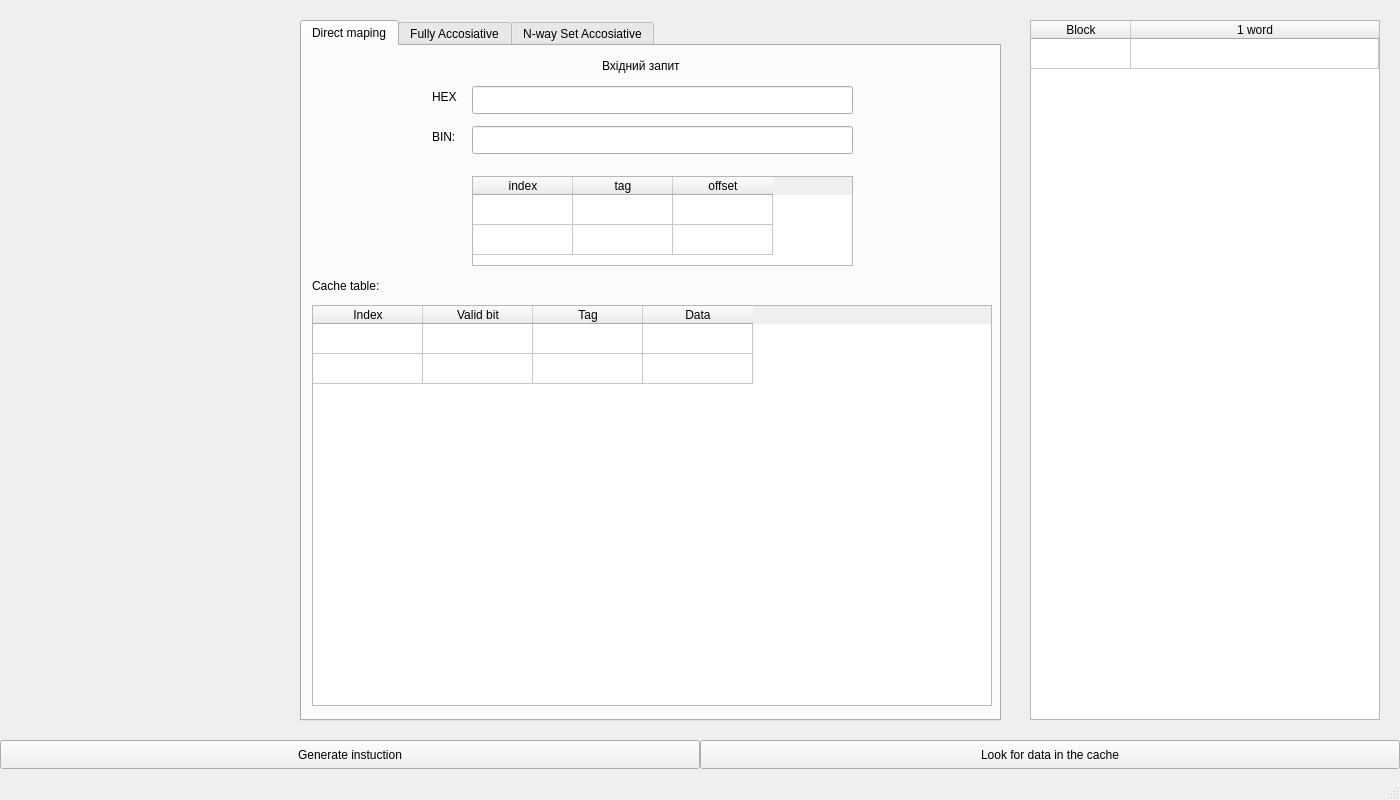
This is mainwindow.ui in MrSal0/cache_emulator as Qt 5 draws it before an edit. The edited form follows.
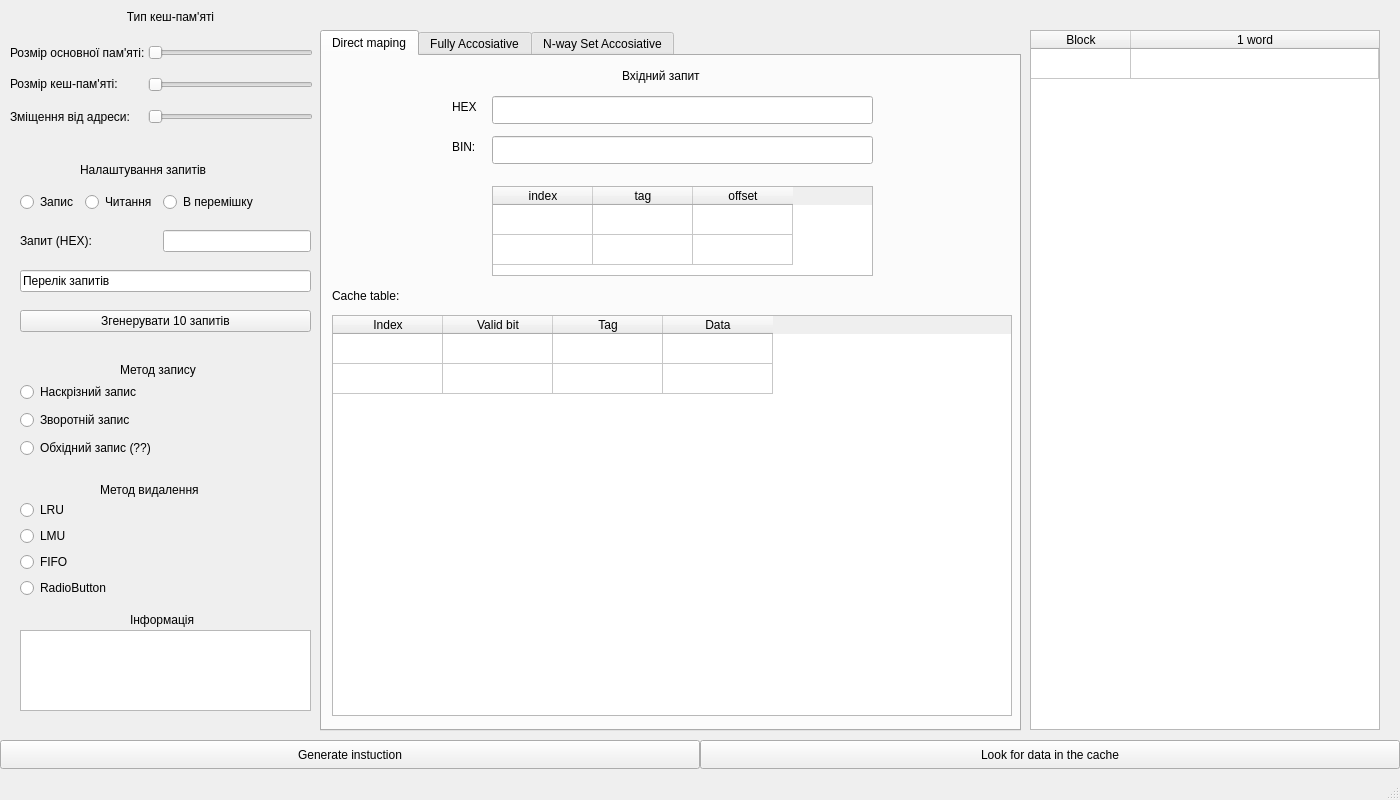
This is the edited form.

Commit message:
Cache info widget, part 1
m

m

What changed in the file:
```diff
--- a/mainwindow.ui
+++ b/mainwindow.ui
@@ -21,7 +21,7 @@
     <property name="geometry">
      <rect>
       <x>1030</x>
-      <y>20</y>
+      <y>30</y>
       <width>350</width>
       <height>700</height>
      </rect>
@@ -60,8 +60,8 @@
     </property>
     <property name="geometry">
      <rect>
-      <x>300</x>
-      <y>20</y>
+      <x>320</x>
+      <y>30</y>
       <width>701</width>
       <height>701</height>
      </rect>
@@ -137,9 +137,6 @@
       <property name="gridStyle">
        <enum>Qt::SolidLine</enum>
       </property>
-      <property name="sortingEnabled">
-       <bool>false</bool>
-      </property>
       <property name="rowCount">
        <number>2</number>
       </property>
@@ -249,7 +246,7 @@
        <set>Qt::AlignCenter</set>
       </property>
       <property name="readOnly">
-       <bool>false</bool>
+       <bool>true</bool>
       </property>
      </widget>
      <widget class="QTableWidget" name="tableW_instr_breakdown">
@@ -356,16 +353,294 @@
      <string>Look for data in the cache</string>
     </property>
    </widget>
-   <widget class="QWidget" name="verticalLayoutWidget">
+   <widget class="QWidget" name="formLayoutWidget">
     <property name="geometry">
      <rect>
       <x>10</x>
-      <y>20</y>
-      <width>281</width>
-      <height>691</height>
+      <y>30</y>
+      <width>303</width>
+      <height>111</height>
      </rect>
     </property>
-    <layout class="QVBoxLayout" name="verticalLayout"/>
+    <layout class="QGridLayout" name="gridLayout_2">
+     <property name="horizontalSpacing">
+      <number>3</number>
+     </property>
+     <property name="verticalSpacing">
+      <number>2</number>
+     </property>
+     <item row="0" column="0">
+      <widget class="QLabel" name="label_6">
+       <property name="text">
+        <string>Розмір основної пам'яті:</string>
+       </property>
+      </widget>
+     </item>
+     <item row="1" column="0">
+      <widget class="QLabel" name="label_5">
+       <property name="text">
+        <string>Розмір кеш-пам'яті:</string>
+       </property>
+       <property name="alignment">
+        <set>Qt::AlignLeading|Qt::AlignLeft|Qt::AlignTop</set>
+       </property>
+      </widget>
+     </item>
+     <item row="2" column="0">
+      <widget class="QLabel" name="label_7">
+       <property name="text">
+        <string>Зміщення від адреси:</string>
+       </property>
+      </widget>
+     </item>
+     <item row="0" column="1">
+      <widget class="QSlider" name="horizontalSlider">
+       <property name="orientation">
+        <enum>Qt::Horizontal</enum>
+       </property>
+      </widget>
+     </item>
+     <item row="1" column="1">
+      <widget class="QSlider" name="horizontalSlider_2">
+       <property name="orientation">
+        <enum>Qt::Horizontal</enum>
+       </property>
+      </widget>
+     </item>
+     <item row="2" column="1">
+      <widget class="QSlider" name="horizontalSlider_3">
+       <property name="orientation">
+        <enum>Qt::Horizontal</enum>
+       </property>
+      </widget>
+     </item>
+    </layout>
+   </widget>
+   <widget class="QLabel" name="label">
+    <property name="geometry">
+     <rect>
+      <x>110</x>
+      <y>10</y>
+      <width>121</width>
+      <height>21</height>
+     </rect>
+    </property>
+    <property name="layoutDirection">
+     <enum>Qt::LeftToRight</enum>
+    </property>
+    <property name="text">
+     <string>Тип кеш-пам'яті</string>
+    </property>
+    <property name="alignment">
+     <set>Qt::AlignHCenter|Qt::AlignTop</set>
+    </property>
+   </widget>
+   <widget class="QWidget" name="gridLayoutWidget">
+    <property name="geometry">
+     <rect>
+      <x>20</x>
+      <y>180</y>
+      <width>291</width>
+      <height>167</height>
+     </rect>
+    </property>
+    <layout class="QGridLayout" name="gridLayout">
+     <property name="sizeConstraint">
+      <enum>QLayout::SetDefaultConstraint</enum>
+     </property>
+     <item row="3" column="0" colspan="3">
+      <widget class="QLineEdit" name="lineEdit_6">
+       <property name="text">
+        <string>Перелік запитів</string>
+       </property>
+       <property name="readOnly">
+        <bool>true</bool>
+       </property>
+      </widget>
+     </item>
+     <item row="2" column="0" colspan="2">
+      <widget class="QLabel" name="label_9">
+       <property name="text">
+        <string>Запит (HEX):</string>
+       </property>
+      </widget>
+     </item>
+     <item row="2" column="2">
+      <widget class="QLineEdit" name="lineEdit_4"/>
+     </item>
+     <item row="0" column="2">
+      <widget class="QRadioButton" name="radioButton_8">
+       <property name="contextMenuPolicy">
+        <enum>Qt::PreventContextMenu</enum>
+       </property>
+       <property name="text">
+        <string>В перемішку</string>
+       </property>
+      </widget>
+     </item>
+     <item row="0" column="1">
+      <widget class="QRadioButton" name="radioButton_2">
+       <property name="contextMenuPolicy">
+        <enum>Qt::PreventContextMenu</enum>
+       </property>
+       <property name="text">
+        <string>Читання</string>
+       </property>
+      </widget>
+     </item>
+     <item row="4" column="0" colspan="3">
+      <widget class="QPushButton" name="pushButton">
+       <property name="text">
+        <string>Згенерувати 10 запитів</string>
+       </property>
+      </widget>
+     </item>
+     <item row="0" column="0">
+      <widget class="QRadioButton" name="radioButton">
+       <property name="contextMenuPolicy">
+        <enum>Qt::PreventContextMenu</enum>
+       </property>
+       <property name="text">
+        <string>Запис</string>
+       </property>
+      </widget>
+     </item>
+    </layout>
+   </widget>
+   <widget class="QLabel" name="label_8">
+    <property name="geometry">
+     <rect>
+      <x>80</x>
+      <y>160</y>
+      <width>191</width>
+      <height>20</height>
+     </rect>
+    </property>
+    <property name="text">
+     <string>Налаштування запитів</string>
+    </property>
+   </widget>
+   <widget class="QLabel" name="label_10">
+    <property name="geometry">
+     <rect>
+      <x>120</x>
+      <y>360</y>
+      <width>101</width>
+      <height>20</height>
+     </rect>
+    </property>
+    <property name="text">
+     <string>Метод запису</string>
+    </property>
+   </widget>
+   <widget class="QWidget" name="verticalLayoutWidget">
+    <property name="geometry">
+     <rect>
+      <x>20</x>
+      <y>380</y>
+      <width>291</width>
+      <height>81</height>
+     </rect>
+    </property>
+    <layout class="QVBoxLayout" name="verticalLayout">
+     <item>
+      <widget class="QRadioButton" name="radioButton_5">
+       <property name="text">
+        <string>Наскрізний запис</string>
+       </property>
+      </widget>
+     </item>
+     <item>
+      <widget class="QRadioButton" name="radioButton_6">
+       <property name="text">
+        <string>Зворотній запис</string>
+       </property>
+      </widget>
+     </item>
+     <item>
+      <widget class="QRadioButton" name="radioButton_7">
+       <property name="text">
+        <string>Обхідний запис (??)</string>
+       </property>
+      </widget>
+     </item>
+    </layout>
+   </widget>
+   <widget class="QTextEdit" name="textEdit">
+    <property name="geometry">
+     <rect>
+      <x>20</x>
+      <y>630</y>
+      <width>291</width>
+      <height>81</height>
+     </rect>
+    </property>
+   </widget>
+   <widget class="QLabel" name="label_12">
+    <property name="geometry">
+     <rect>
+      <x>130</x>
+      <y>610</y>
+      <width>81</width>
+      <height>20</height>
+     </rect>
+    </property>
+    <property name="text">
+     <string>Інформація </string>
+    </property>
+   </widget>
+   <widget class="QLabel" name="label_13">
+    <property name="geometry">
+     <rect>
+      <x>100</x>
+      <y>480</y>
+      <width>131</width>
+      <height>20</height>
+     </rect>
+    </property>
+    <property name="text">
+     <string>Метод видалення</string>
+    </property>
+   </widget>
+   <widget class="QWidget" name="verticalLayoutWidget_2">
+    <property name="geometry">
+     <rect>
+      <x>20</x>
+      <y>500</y>
+      <width>291</width>
+      <height>101</height>
+     </rect>
+    </property>
+    <layout class="QVBoxLayout" name="verticalLayout_2">
+     <item>
+      <widget class="QRadioButton" name="radioButton_9">
+       <property name="text">
+        <string>LRU</string>
+       </property>
+      </widget>
+     </item>
+     <item>
+      <widget class="QRadioButton" name="radioButton_12">
+       <property name="text">
+        <string>LMU</string>
+       </property>
+      </widget>
+     </item>
+     <item>
+      <widget class="QRadioButton" name="radioButton_11">
+       <property name="text">
+        <string>FIFO</string>
+       </property>
+      </widget>
+     </item>
+     <item>
+      <widget class="QRadioButton" name="radioButton_10">
+       <property name="text">
+        <string>RadioButton</string>
+       </property>
+      </widget>
+     </item>
+    </layout>
    </widget>
   </widget>
   <widget class="QStatusBar" name="statusbar"/>
```
The commit also changes 5 other files.
